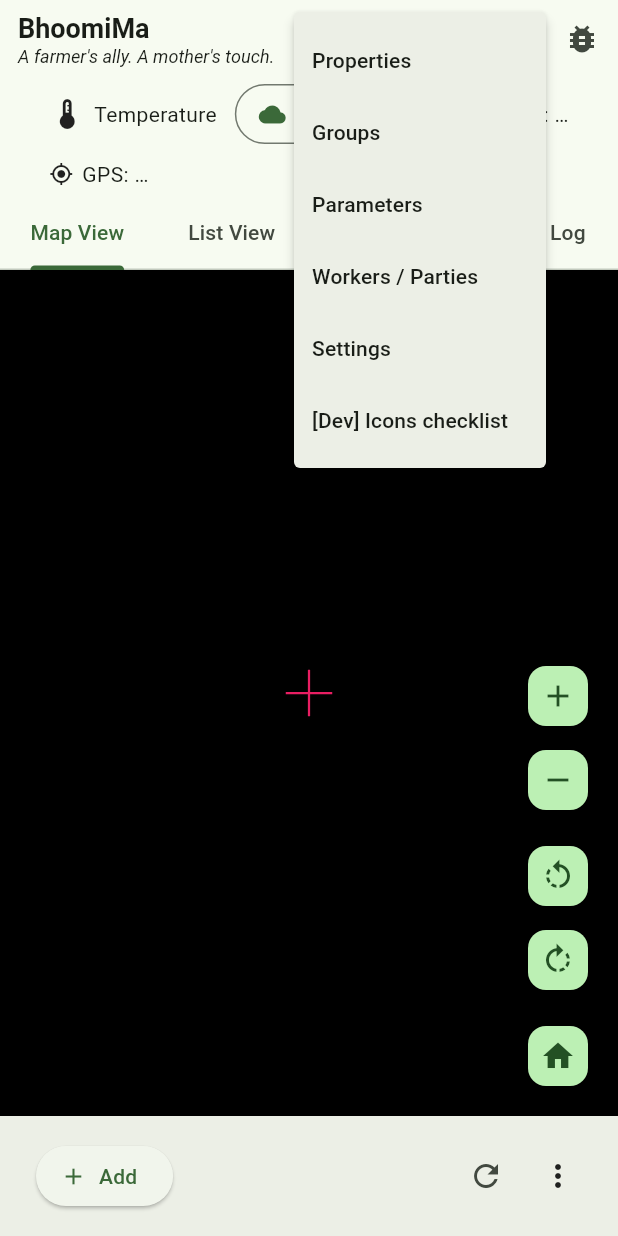
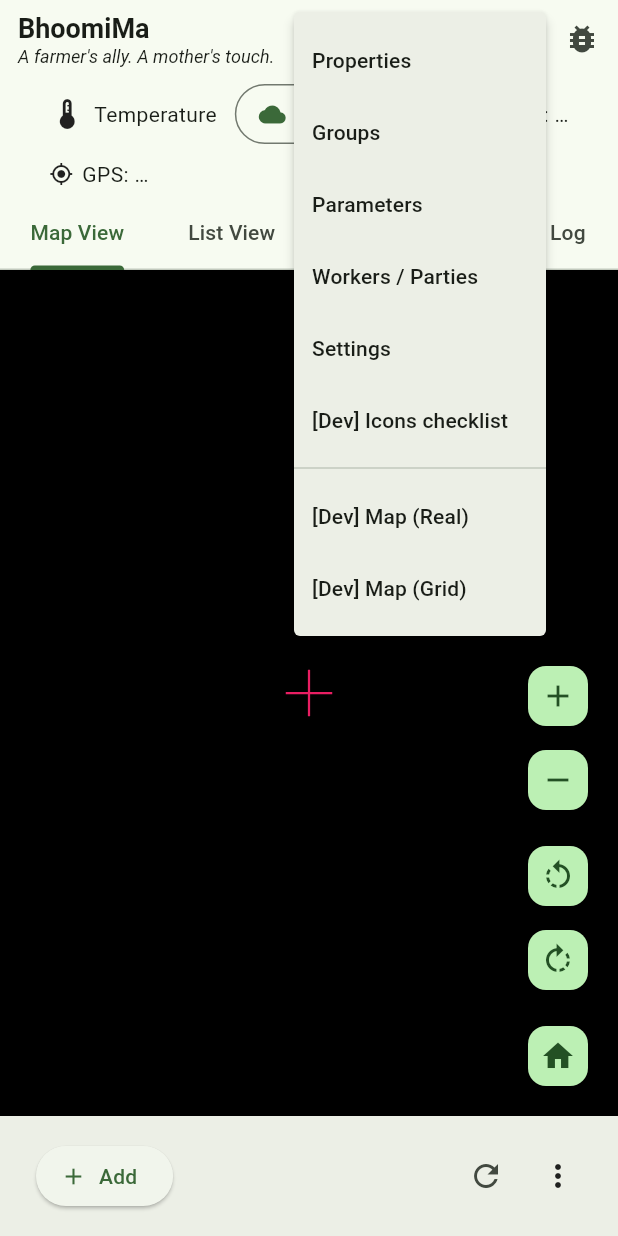
Before and after one commit to sivachan03/bhoomima, a Flutter app: the screen it shows after launch, after a tap on the "more vert" icon, on a phone screen of 412 x 824 dp. Run offline on Flutter 3.47's test engine with Material 3 defaults, Android fonts, the phone set to English and light mode, and no system bars; drawn by our look-alikes of photo_view; our stand-ins replace connectivity_plus, flutter_compass, flutter_riverpod, flutter_svg, geocoding, geolocator and 3 more; missing offline and left inert: matrix_gesture_detector_pro; accounts and stored records are empty; generated files the repository leaves out were written again; statements that could not run were skipped.

Commit message:
- upto BM200PV.6

```diff
--- a/lib/core/ui/shell_scaffold.dart
+++ b/lib/core/ui/shell_scaffold.dart
@@ -76,6 +76,22 @@ class _ShellScaffoldState extends ConsumerState<ShellScaffold>
                 await Navigator.of(context).push(
                   MaterialPageRoute(builder: (_) => const IconPreviewScreen()),
                 );
+              } else if (v == 'map_real') {
+                if (!mounted) return;
+                await Navigator.of(context).push(
+                  MaterialPageRoute(
+                    builder: (_) =>
+                        const MapViewRoot(useBranchB: true, debugGrid: false),
+                  ),
+                );
+              } else if (v == 'map_grid') {
+                if (!mounted) return;
+                await Navigator.of(context).push(
+                  MaterialPageRoute(
+                    builder: (_) =>
+                        const MapViewRoot(useBranchB: true, debugGrid: true),
+                  ),
+                );
               } else {
                 // Delegate to centralized menu routing
                 menu.openTopMenu(context, v);
@@ -99,6 +115,15 @@ class _ShellScaffoldState extends ConsumerState<ShellScaffold>
               const PopupMenuItem(
                 value: 'icons_preview',
                 child: Text('[Dev] Icons checklist'),
+              ),
+              const PopupMenuDivider(),
+              const PopupMenuItem(
+                value: 'map_real',
+                child: Text('[Dev] Map (Real)'),
+              ),
+              const PopupMenuItem(
+                value: 'map_grid',
+                child: Text('[Dev] Map (Grid)'),
               ),
             ],
           ),
```
Also changed, not shown: lib/modules/map/branch_b_map_view.dart (+15 -4 lines).
